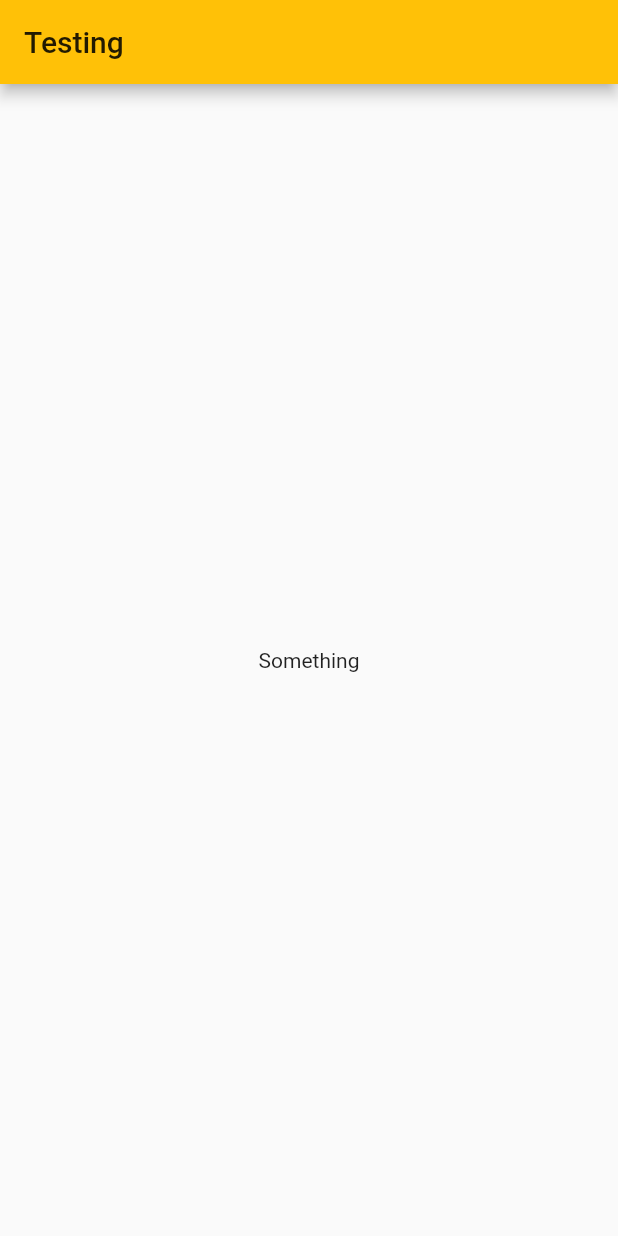
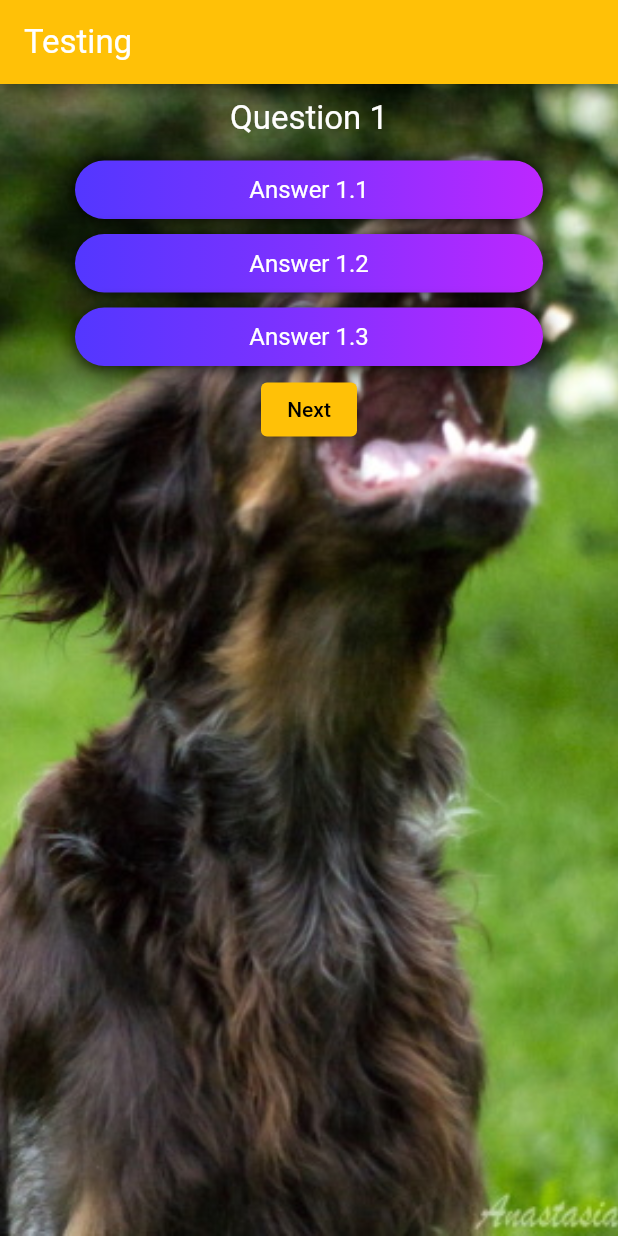
Before and after one commit to const-nawata/flutter_quis, a Flutter app: the screen it shows after launch, on a phone screen of 412 x 824 dp. Run offline on Flutter 3.47's test engine with Material 2 defaults, Android fonts, the phone set to English and light mode, and no system bars; Roboto replaces fonts that are missing (Georgia).

Commit message:
Lesson 7 final

```diff
--- a/lib/main.dart
+++ b/lib/main.dart
@@ -1,20 +1,30 @@
 import 'package:flutter/material.dart';
 import 'package:flutter/rendering.dart' show debugPaintSizeEnabled;
-import 'file:///E:/src/apps/flutter_quis/lib/pages/home_page.dart';
+import 'package:flutter_quis/pages/home_page.dart';
 
 void main() {
   debugPaintSizeEnabled = false;
-  return runApp(StartApp());
+  return runApp(MyApp());
 }
 
-class StartApp extends StatelessWidget {
+class MyApp extends StatelessWidget {
   @override // переопрдеделение методов. В данном случае "build".
 
   Widget build(BuildContext context) {
     return MaterialApp(
       // Основной виджет.
       title: 'Quiz App',
-      theme: ThemeData(primarySwatch: Colors.amber),
+      theme: ThemeData(
+        primarySwatch: Colors.amber,
+        textTheme: TextTheme(
+          caption: TextStyle(
+            fontSize: 22.0,
+            color: Colors.white,
+          ),
+        ),
+        fontFamily: 'Georgia',
+      ),
+
       home: HomePage(),
     );
   }
--- a/lib/models/Question.dart
+++ b/lib/models/Question.dart
@@ -1,7 +1,7 @@
 import 'package:flutter/foundation.dart';
 
 class Question{
-  final String title;
+  final title;
   final List<Map> answers;
 
   Question({
@@ -9,3 +9,45 @@ class Question{
     @required this.answers,
   });
 }
+
+class QuestionData{
+  final _data = [
+    Question(
+        title: 'Question 1',
+        answers: [
+          {'answer': 'Answer 1.1', 'isCorrect': 1},
+          {'answer': 'Answer 1.2',},
+          {'answer': 'Answer 1.3',},
+        ]
+    ),
+
+    Question(
+        title: 'Question 2',
+        answers: [
+          {'answer': 'Answer 2.1',},
+          {'answer': 'Answer 2.2', 'isCorrect': 1},
+          {'answer': 'Answer 2.3',},
+        ]
+    ),
+
+    Question(
+        title: 'Question 3',
+        answers: [
+          {'answer': 'Answer 3.1', 'isCorrect': 1},
+          {'answer': 'Answer 3.2',},
+          {'answer': 'Answer 3.3',},
+        ]
+    ),
+
+    Question(
+        title: 'Question 4',
+        answers: [
+          {'answer': 'Answer 4.1',},
+          {'answer': 'Answer 4.2',},
+          {'answer': 'Answer 4.3', 'isCorrect': 1},
+        ]
+    ),
+  ];
+
+  List <Question> get questions => [..._data];
+}
--- a/lib/pages/home_page.dart
+++ b/lib/pages/home_page.dart
@@ -1,4 +1,6 @@
 import 'package:flutter/material.dart';
+import 'package:flutter_quis/models/Question.dart';
+import 'package:flutter_quis/widgets/answer.dart';
 
 class HomePage extends StatefulWidget {
   @override
@@ -7,16 +9,46 @@ class HomePage extends StatefulWidget {
 
 class _HomePageState extends State<HomePage> {
   final QuestionData data = QuestionData();
-  int countResult = 0;
-  int questionIndex = 0;
+  int _countResult = 0;
+  int _questionIndex = 0;
 
   @override
   Widget build(BuildContext context) {
     return Scaffold(
-      appBar: AppBar(title: Text('Testing'),),
+      appBar: AppBar(title: Text('Testing',style: Theme.of(context).textTheme.caption,),),
       body: Container(
-        child: Center(
-          child: Text('Something'),
+        constraints: BoxConstraints.expand(),
+        decoration: BoxDecoration(
+          color: const Color(0xff2a375a),
+          image: DecorationImage(
+            image: AssetImage('assets/images/Bond0004.jpg'),
+            fit: BoxFit.cover,
+          )
+        ),
+        child: Column(
+          children: <Widget>[
+            Container(
+              padding: const EdgeInsets.all(10.0),
+              child: Text(
+                  data.questions[_questionIndex].title,
+                style: Theme.of(context).textTheme.caption,
+              ),
+            ),
+
+            ...data.questions[_questionIndex].answers.map(
+                (value) => Answer(title: value['answer'],)
+            ).toList(),
+
+
+            ElevatedButton(
+                onPressed: () =>  setState(() {
+                  (_questionIndex < 3) ? _questionIndex++ : _questionIndex = 0;
+                  return _questionIndex;
+                }),
+              child: Text('Next'),
+            )
+
+          ],
         ),
       ),
     );
--- /dev/null
+++ b/lib/widgets/answer.dart
@@ -0,0 +1,41 @@
+import 'package:flutter/material.dart';
+
+class Answer extends StatelessWidget {
+  final String title;
+  Answer({Key key, this.title}) : super(key: key);
+
+  @override
+  Widget build(BuildContext context) {
+    return Container(
+      margin: const EdgeInsets.symmetric(
+        horizontal: 50.0,
+        vertical: 5.0,
+      ),
+      padding: const EdgeInsets.all(10.0),
+      width: double.infinity,
+      decoration: BoxDecoration(
+        boxShadow: [
+          BoxShadow(
+            color: Colors.black,
+            blurRadius: 10.0,
+            offset: Offset(1.0, 1.0),
+          )
+        ],
+        borderRadius: BorderRadius.circular(30.0),
+        gradient: LinearGradient(colors: [
+          Color(0xFF5337ff),
+          Color(0xFF8131ff),
+          Color(0xFFbd27ff),
+        ])
+      ),
+      child: Text(
+        title,
+        textAlign: TextAlign.center,
+        style: TextStyle(
+          fontSize: 16.0,
+          color: Colors.white,
+        ),
+      ),
+    );
+  }
+}
--- a/pubspec.yaml
+++ b/pubspec.yaml
@@ -45,7 +45,8 @@ flutter:
   uses-material-design: true
 
   # To add assets to your application, add an assets section, like this:
-  # assets:
+  assets:
+    - assets/images/
   #   - images/a_dot_burr.jpeg
   #   - images/a_dot_ham.jpeg
 
```
Also changed, not shown: assets/images/Bond0004.jpg (added).
